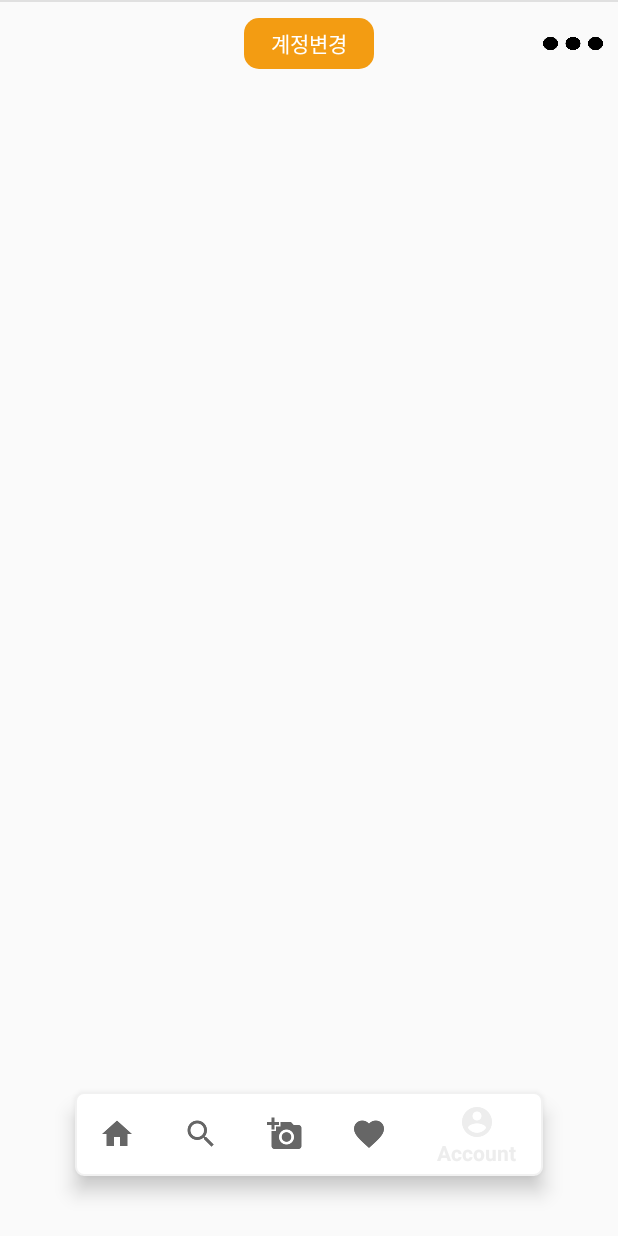
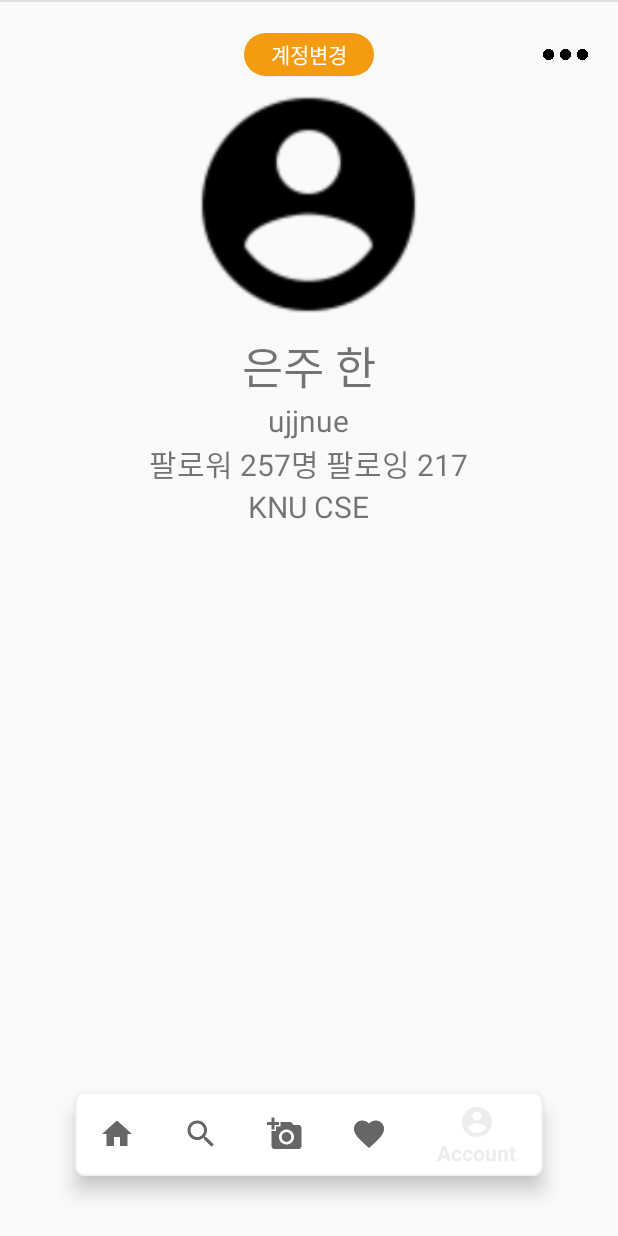
Before and after one commit to njh0317/MakeyourCs, an Android app: the screen it shows after launch (MainActivity), item 5 of the bottom bar chosen, on a phone screen of 412 x 824 dp. Run offline under Robolectric (Android 15) with nearby library versions, the phone set to English and light mode, and no system bars.

Commit message:
[#11] edit user page

```diff
--- a/app/src/main/res/drawable/round_shape_change_sub.xml
+++ b/app/src/main/res/drawable/round_shape_change_sub.xml
@@ -2,10 +2,10 @@
 <shape xmlns:android="http://schemas.android.com/apk/res/android"
     android:shape="rectangle" >
     <solid android:color="@color/signature"/>
-    <corners android:bottomRightRadius="10dp"
-        android:bottomLeftRadius="10dp"
-        android:topLeftRadius="10dp"
-        android:topRightRadius="10dp"/>
+    <corners android:bottomRightRadius="40dp"
+        android:bottomLeftRadius="40dp"
+        android:topLeftRadius="40dp"
+        android:topRightRadius="40dp"/>
     <stroke
         android:width="1dp"
         android:color="@color/transparent" />
--- a/app/src/main/res/layout/fragment_user.xml
+++ b/app/src/main/res/layout/fragment_user.xml
@@ -1,44 +1,85 @@
 <?xml version="1.0" encoding="utf-8"?>
 <RelativeLayout xmlns:android="http://schemas.android.com/apk/res/android"
+    xmlns:tools="http://schemas.android.com/tools"
     android:layout_width="match_parent"
     android:layout_height="match_parent">
 
-    <LinearLayout
-        android:id="@+id/top_bar"
-        android:layout_width="match_parent"
-        android:layout_height="35dp"
-        android:layout_marginTop="10dp"
-        android:orientation="horizontal">
 
     <RelativeLayout
+        android:id="@id/top_bar"
         android:layout_width="match_parent"
-            android:layout_height="match_parent">
+        android:layout_marginTop="20dp"
+        android:layout_height="30dp">
+
         <Button
             android:id="@+id/change_sub"
             android:layout_width="wrap_content"
             android:layout_height="match_parent"
+            android:layout_centerHorizontal="true"
+            android:background="@drawable/round_shape_change_sub"
             android:text="@string/change_sub_char"
-                android:background="@drawable/round_shape_change_sub"
-                android:textColor="@color/colorWhite"
-                android:layout_centerHorizontal="true">
-            </Button>
+            android:textColor="@color/colorWhite"></Button>
+
         <ImageButton
-                android:layout_width="40dp"
-                android:layout_height="40dp"
-                android:background="@drawable/dot_more_menu"
+            android:layout_width="30dp"
+            android:layout_height="30dp"
             android:layout_alignParentRight="true"
-                android:layout_marginRight="10dp"
-                ></ImageButton>
+            android:layout_marginRight="20dp"
+            android:background="@drawable/dot_more_menu"></ImageButton>
     </RelativeLayout>
+
+    <LinearLayout
+        android:id="@+id/user_profile"
+        android:layout_width="match_parent"
+        android:layout_height="wrap_content"
+        android:layout_below="@+id/top_bar"
+        android:orientation="vertical">
+
+        <ImageView
+            android:id="@+id/profile_image"
+            android:layout_width="170dp"
+            android:layout_height="170dp"
+            android:src="@drawable/ic_account"
+            android:layout_gravity="center">
+        </ImageView>
+        <TextView
+            android:id="@+id/profile_name"
+            android:layout_width="wrap_content"
+            android:layout_height="wrap_content"
+            android:text="은주 한"
+            android:textSize="30sp"
+            android:layout_gravity="center">
+        </TextView>
+
+        <TextView
+            android:id="@+id/profile_username"
+            android:layout_width="wrap_content"
+            android:layout_height="wrap_content"
+            android:layout_gravity="center"
+            android:text="ujjnue"
+            android:textSize="20sp">
+        </TextView>
+        <TextView
+            android:id="@+id/profile_follow"
+            android:layout_width="wrap_content"
+            android:layout_height="wrap_content"
+            android:text="팔로워 257명 팔로잉 217"
+            android:textSize="20sp"
+            android:layout_gravity="center">
+        </TextView>
+
+        <TextView
+            android:id="@+id/profile_intro"
+            android:layout_width="wrap_content"
+            android:layout_height="wrap_content"
+            android:layout_gravity="center"
+            android:text="KNU CSE"
+            android:textSize="20sp"></TextView>
     </LinearLayout>
-
-
     <FrameLayout
-        android:id="@+id/main_content"
+        android:layout_below="@+id/user_profile"
         android:layout_width="match_parent"
-        android:layout_below="@id/top_bar"
-        android:layout_height="match_parent">
-    </FrameLayout>
+        android:layout_height="wrap_content"></FrameLayout>
 
 
 </RelativeLayout>
```
Lines whose indentation alone changed are shown as unchanged.
